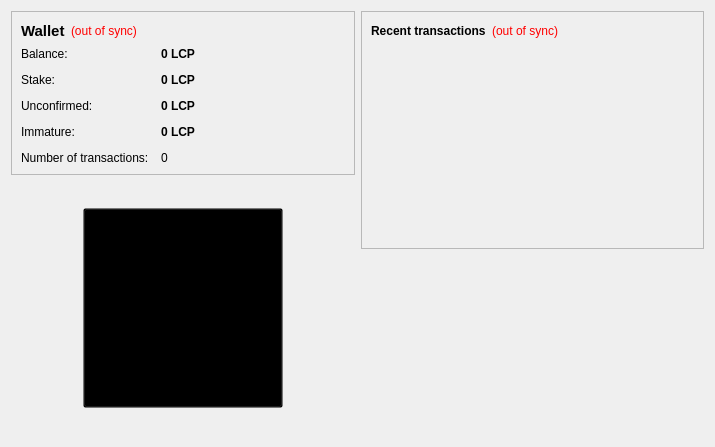
The window that src/qt/forms/overviewpage.ui (Crypto-Currency/LitecoinPlus) describes before a commit, drawn with Qt 5.
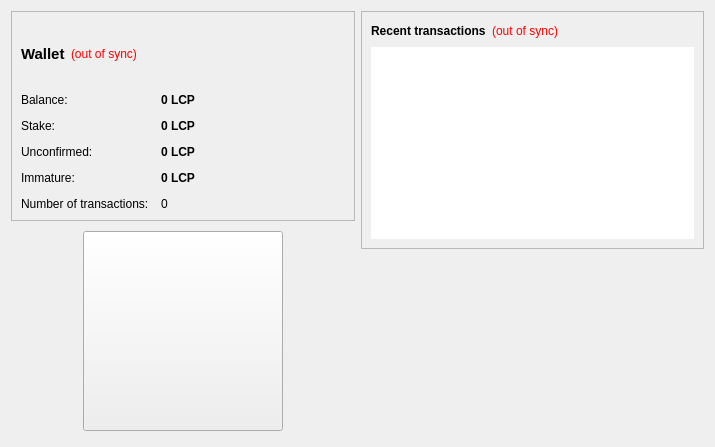
The same window after the commit. Icons and pictures are not drawn.

```diff
--- a/src/qt/forms/overviewpage.ui
+++ b/src/qt/forms/overviewpage.ui
@@ -226,21 +226,17 @@
      <item>
       <widget class="QWidget" name="widget" native="true">
        <layout class="QVBoxLayout" name="verticalLayout_6">
-        <item>
-         <spacer name="verticalSpacer">
-          <property name="orientation">
-           <enum>Qt::Vertical</enum>
-          </property>
-          <property name="sizeHint" stdset="0">
-           <size>
-            <width>20</width>
-            <height>40</height>
-           </size>
-          </property>
-         </spacer>
-        </item>
+        <property name="spacing">
+         <number>0</number>
+        </property>
+        <property name="margin">
+         <number>0</number>
+        </property>
         <item>
          <layout class="QHBoxLayout" name="horizontalLayout_3">
+          <property name="spacing">
+           <number>1</number>
+          </property>
           <item>
            <spacer name="horizontalSpacer_3">
             <property name="orientation">
@@ -274,12 +270,6 @@
             <property name="toolTip">
              <string> Click to go to Litecoin Plus Home page. </string>
             </property>
-            <property name="styleSheet">
-             <string notr="true">QPushButton{background-color:transparent}</string>
-            </property>
-            <property name="text">
-             <string/>
-            </property>
             <property name="icon">
              <iconset resource="../bitcoin.qrc">
               <normaloff>:/images/backg</normaloff>
@@ -311,35 +301,9 @@
           </item>
          </layout>
         </item>
-        <item>
-         <spacer name="verticalSpacer_2">
-          <property name="orientation">
-           <enum>Qt::Vertical</enum>
-          </property>
-          <property name="sizeHint" stdset="0">
-           <size>
-            <width>20</width>
-            <height>40</height>
-           </size>
-          </property>
-         </spacer>
-        </item>
        </layout>
       </widget>
      </item>
-     <item>
-      <spacer name="verticalSpacer">
-       <property name="orientation">
-        <enum>Qt::Vertical</enum>
-       </property>
-       <property name="sizeHint" stdset="0">
-        <size>
-         <width>20</width>
-         <height>40</height>
-        </size>
-       </property>
-      </spacer>
-     </item>
     </layout>
    </item>
    <item>
@@ -395,9 +359,6 @@
         </item>
         <item>
          <widget class="QListView" name="listTransactions">
-          <property name="styleSheet">
-           <string notr="true">QListView { background: transparent; }</string>
-          </property>
           <property name="frameShape">
            <enum>QFrame::NoFrame</enum>
           </property>
```
